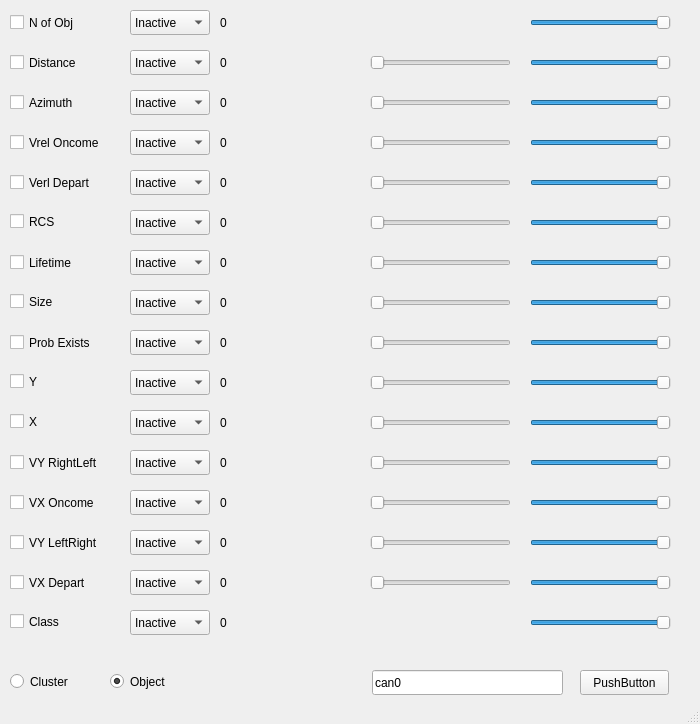
Qt form ars408_setting/qt_designer/filterWindow.ui (weitunglin/ars408_ros) before a commit.
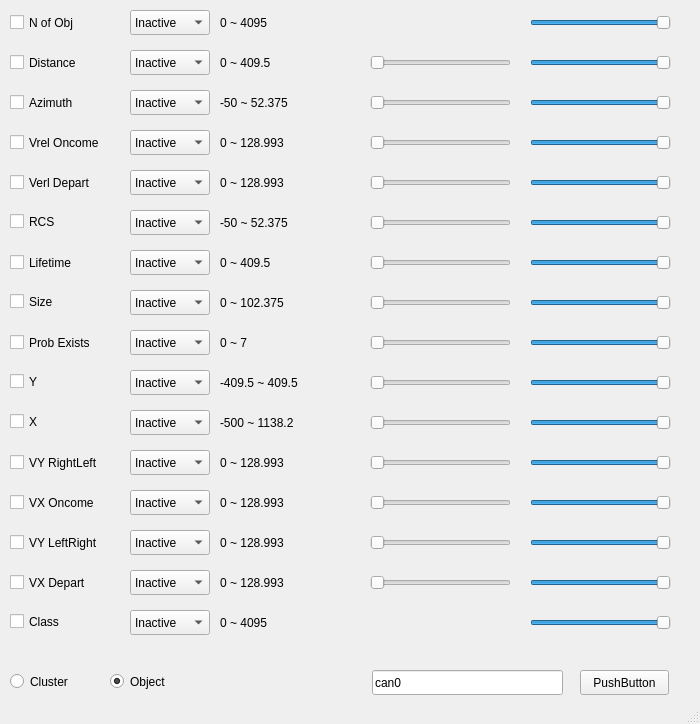
The same form after that commit.

Diff of the .ui file:
```diff
--- a/ars408_setting/qt_designer/filterWindow.ui
+++ b/ars408_setting/qt_designer/filterWindow.ui
@@ -219,7 +219,7 @@
      </rect>
     </property>
     <property name="text">
-     <string>0</string>
+     <string>0 ~ 4095</string>
     </property>
    </widget>
    <widget class="QComboBox" name="comboBox0">
@@ -568,7 +568,7 @@
      </rect>
     </property>
     <property name="text">
-     <string>0</string>
+     <string>0 ~ 409.5</string>
     </property>
    </widget>
    <widget class="QSlider" name="minSlider2">
@@ -597,7 +597,7 @@
      </rect>
     </property>
     <property name="text">
-     <string>0</string>
+     <string>-50 ~ 52.375</string>
     </property>
    </widget>
    <widget class="QSlider" name="minSlider3">
@@ -626,7 +626,7 @@
      </rect>
     </property>
     <property name="text">
-     <string>0</string>
+     <string>0 ~ 128.993</string>
     </property>
    </widget>
    <widget class="QSlider" name="minSlider4">
@@ -655,7 +655,7 @@
      </rect>
     </property>
     <property name="text">
-     <string>0</string>
+     <string>0 ~ 128.993</string>
     </property>
    </widget>
    <widget class="QSlider" name="minSlider5">
@@ -684,7 +684,7 @@
      </rect>
     </property>
     <property name="text">
-     <string>0</string>
+     <string>-50 ~ 52.375</string>
     </property>
    </widget>
    <widget class="QSlider" name="minSlider6">
@@ -713,7 +713,7 @@
      </rect>
     </property>
     <property name="text">
-     <string>0</string>
+     <string>0 ~ 409.5</string>
     </property>
    </widget>
    <widget class="QSlider" name="minSlider7">
@@ -742,7 +742,7 @@
      </rect>
     </property>
     <property name="text">
-     <string>0</string>
+     <string>0 ~ 102.375</string>
     </property>
    </widget>
    <widget class="QSlider" name="minSlider8">
@@ -771,7 +771,7 @@
      </rect>
     </property>
     <property name="text">
-     <string>0</string>
+     <string>0 ~ 7</string>
     </property>
    </widget>
    <widget class="QSlider" name="minSlider9">
@@ -800,7 +800,7 @@
      </rect>
     </property>
     <property name="text">
-     <string>0</string>
+     <string>-409.5 ~ 409.5</string>
     </property>
    </widget>
    <widget class="QSlider" name="minSliderA">
@@ -829,7 +829,7 @@
      </rect>
     </property>
     <property name="text">
-     <string>0</string>
+     <string>-500 ~ 1138.2</string>
     </property>
    </widget>
    <widget class="QSlider" name="minSliderB">
@@ -858,7 +858,7 @@
      </rect>
     </property>
     <property name="text">
-     <string>0</string>
+     <string>0 ~ 128.993</string>
     </property>
    </widget>
    <widget class="QSlider" name="minSliderC">
@@ -887,7 +887,7 @@
      </rect>
     </property>
     <property name="text">
-     <string>0</string>
+     <string>0 ~ 128.993</string>
     </property>
    </widget>
    <widget class="QSlider" name="minSliderD">
@@ -916,7 +916,7 @@
      </rect>
     </property>
     <property name="text">
-     <string>0</string>
+     <string>0 ~ 128.993</string>
     </property>
    </widget>
    <widget class="QSlider" name="minSliderE">
@@ -945,7 +945,7 @@
      </rect>
     </property>
     <property name="text">
-     <string>0</string>
+     <string>0 ~ 128.993</string>
     </property>
    </widget>
    <widget class="QLabel" name="labelF">
@@ -958,7 +958,7 @@
      </rect>
     </property>
     <property name="text">
-     <string>0</string>
+     <string>0 ~ 4095</string>
     </property>
    </widget>
    <widget class="QSlider" name="maxSlider0">
```
Left out of the diff: 6 changed lines with no effect on the pictures.
